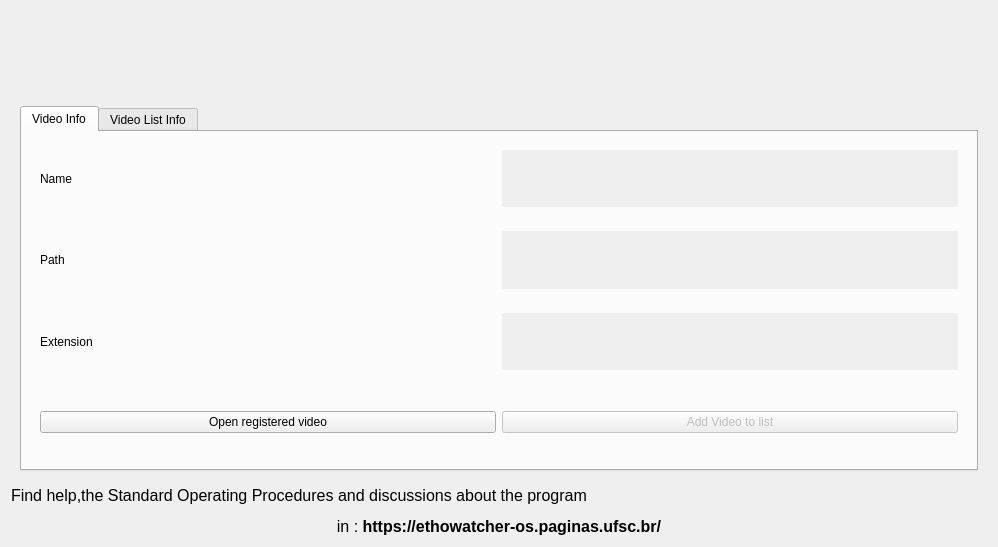
The window that src/telacadastrolistafilme.ui (EthoWatcher/ethowatcher) describes before a commit, drawn with Qt 5.
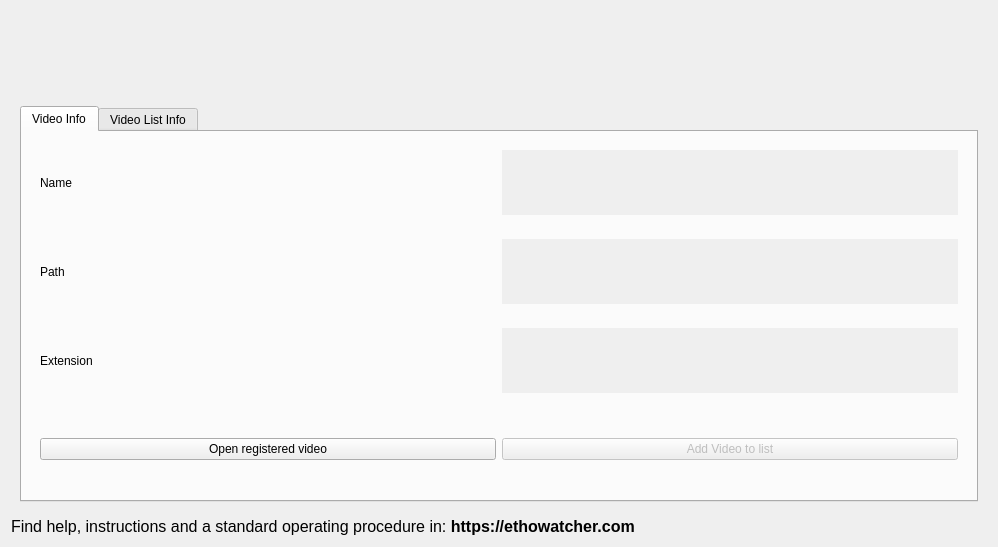
The same window after the commit. Icons and pictures are not drawn.

```diff
--- a/src/telacadastrolistafilme.ui
+++ b/src/telacadastrolistafilme.ui
@@ -217,7 +217,7 @@
    <item>
     <widget class="QLabel" name="label_3">
      <property name="text">
-      <string>&lt;html&gt;&lt;head/&gt;&lt;body&gt;&lt;p&gt;&lt;span style=&quot; font-size:12pt;&quot;&gt;Find help,the Standard Operating Procedures and discussions about the program &lt;/span&gt;&lt;/p&gt;&lt;p align=&quot;center&quot;&gt;&lt;span style=&quot; font-size:12pt;&quot;&gt;in : &lt;/span&gt;&lt;span style=&quot; font-size:12pt; font-weight:600;&quot;&gt;https://ethowatcher-os.paginas.ufsc.br/&lt;/span&gt;&lt;/p&gt;&lt;/body&gt;&lt;/html&gt;</string>
+      <string>&lt;html&gt;&lt;head/&gt;&lt;body&gt;&lt;p&gt;&lt;span style=&quot; font-family:'Calibri'; font-size:12pt; color:#000000;&quot;&gt;Find help, instructions and a standard operating procedure in&lt;/span&gt;&lt;span style=&quot; font-size:12pt;&quot;&gt;: &lt;/span&gt;&lt;span style=&quot; font-size:12pt; font-weight:600;&quot;&gt;https://ethowatcher.com&lt;/span&gt;&lt;/p&gt;&lt;/body&gt;&lt;/html&gt;</string>
      </property>
     </widget>
    </item>
```
